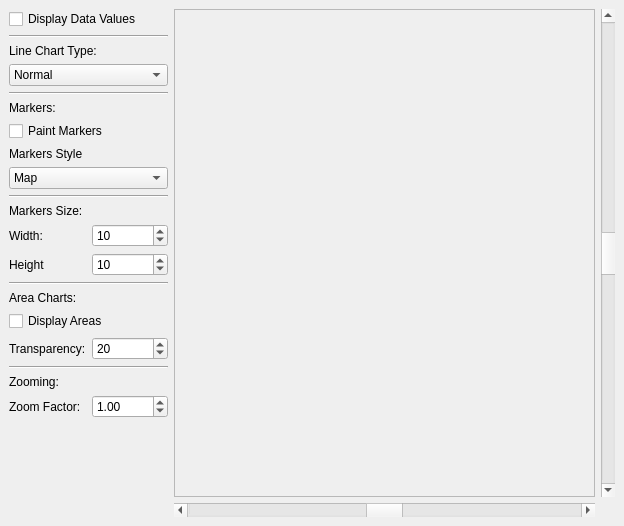
Before: the Qt Designer form examples/Axes/mainwindow.ui in KDAB/KDChart, drawn with Qt 5.
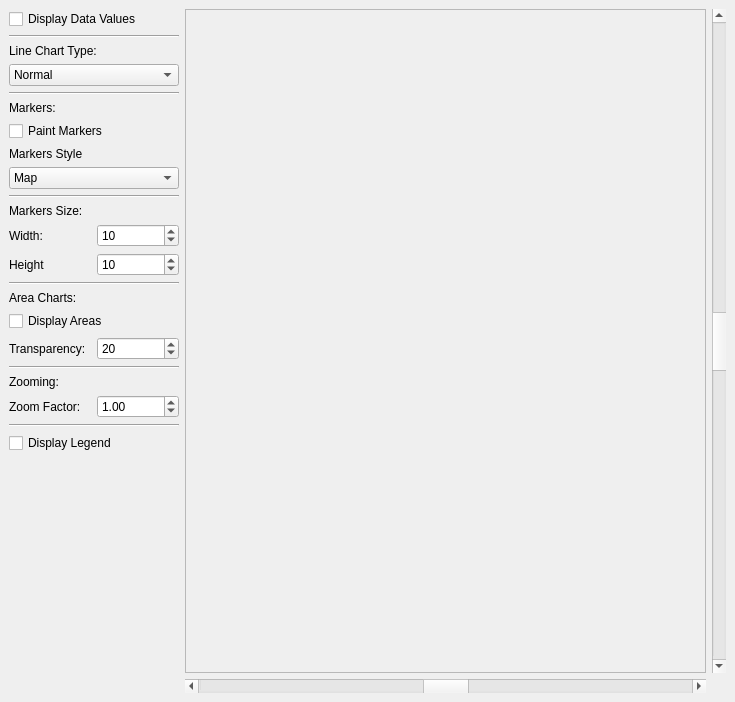
After: the same form once the commit is applied. Icons and pictures are not drawn.

Commit message: Show legend in Axes example; rebuild legend upon setting the diagram

```diff
--- a/examples/Axes/mainwindow.ui
+++ b/examples/Axes/mainwindow.ui
@@ -8,8 +8,8 @@
    <rect>
     <x>0</x>
     <y>0</y>
-    <width>624</width>
-    <height>526</height>
+    <width>735</width>
+    <height>702</height>
    </rect>
   </property>
   <property name="windowTitle" >
@@ -426,6 +426,20 @@
        </item>
       </layout>
      </item>
+     <item>
+      <widget class="Line" name="line_6" >
+       <property name="orientation" >
+        <enum>Qt::Horizontal</enum>
+       </property>
+      </widget>
+     </item>
+     <item>
+      <widget class="QCheckBox" name="paintLegendCB" >
+       <property name="text" >
+        <string>Display Legend</string>
+       </property>
+      </widget>
+     </item>
      <item>
       <spacer>
        <property name="orientation" >
@@ -433,8 +447,8 @@
        </property>
        <property name="sizeHint" >
         <size>
-         <width>159</width>
-         <height>126</height>
+         <width>170</width>
+         <height>16</height>
         </size>
        </property>
       </spacer>
```
The commit also changes 3 other files.
